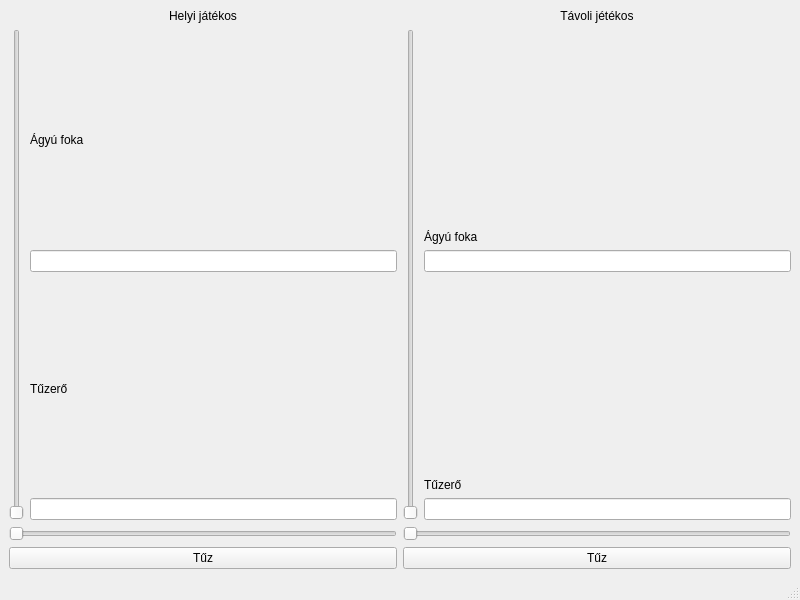
The window that src/pewpew-artillery/gamewindow.ui (Keki56/linuxHF) describes before a commit, drawn with Qt 5.
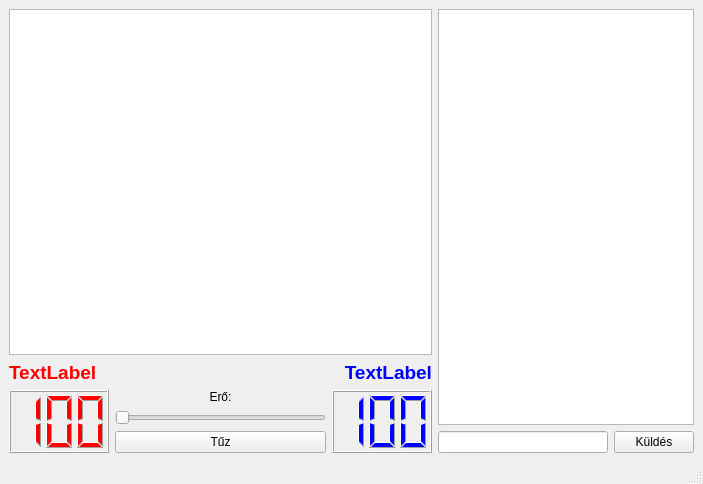
The same window after the commit.

```diff
--- a/src/pewpew-artillery/gamewindow.ui
+++ b/src/pewpew-artillery/gamewindow.ui
@@ -6,154 +6,329 @@
    <rect>
     <x>0</x>
     <y>0</y>
-    <width>800</width>
-    <height>600</height>
+    <width>703</width>
+    <height>484</height>
    </rect>
   </property>
   <property name="windowTitle">
    <string>MainWindow</string>
   </property>
   <widget class="QWidget" name="centralwidget">
-   <layout class="QHBoxLayout" name="horizontalLayout">
+   <layout class="QHBoxLayout" name="horizontalLayout_3" stretch="1,0">
     <item>
-     <layout class="QVBoxLayout" name="localPlayerPanel">
+     <layout class="QVBoxLayout" name="gamePanel">
       <item>
-       <widget class="QLabel" name="label">
-        <property name="text">
-         <string>Helyi játékos</string>
+       <widget class="QGraphicsView" name="gameView">
+        <property name="verticalScrollBarPolicy">
+         <enum>Qt::ScrollBarAlwaysOff</enum>
         </property>
-        <property name="alignment">
-         <set>Qt::AlignCenter</set>
+        <property name="horizontalScrollBarPolicy">
+         <enum>Qt::ScrollBarAlwaysOff</enum>
+        </property>
+        <property name="interactive">
+         <bool>false</bool>
         </property>
        </widget>
       </item>
       <item>
        <layout class="QHBoxLayout" name="horizontalLayout_2">
         <item>
-         <widget class="QSlider" name="localAngleSlider">
-          <property name="value">
-           <number>0</number>
+         <widget class="QLabel" name="leftPlayerLabel">
+          <property name="palette">
+           <palette>
+            <active>
+             <colorrole role="WindowText">
+              <brush brushstyle="SolidPattern">
+               <color alpha="255">
+                <red>255</red>
+                <green>0</green>
+                <blue>0</blue>
+               </color>
+              </brush>
+             </colorrole>
+            </active>
+            <inactive>
+             <colorrole role="WindowText">
+              <brush brushstyle="SolidPattern">
+               <color alpha="255">
+                <red>255</red>
+                <green>0</green>
+                <blue>0</blue>
+               </color>
+              </brush>
+             </colorrole>
+            </inactive>
+            <disabled>
+             <colorrole role="WindowText">
+              <brush brushstyle="SolidPattern">
+               <color alpha="255">
+                <red>120</red>
+                <green>120</green>
+                <blue>120</blue>
+               </color>
+              </brush>
+             </colorrole>
+            </disabled>
+           </palette>
           </property>
-          <property name="orientation">
-           <enum>Qt::Vertical</enum>
+          <property name="font">
+           <font>
+            <pointsize>14</pointsize>
+            <weight>75</weight>
+            <bold>true</bold>
+           </font>
           </property>
+          <property name="text">
+           <string>TextLabel</string>
+          </property>
          </widget>
         </item>
         <item>
-         <layout class="QVBoxLayout" name="verticalLayout">
-          <item alignment="Qt::AlignBottom">
-           <widget class="QLabel" name="label_3">
+         <widget class="QLabel" name="rightPlayerLabel">
+          <property name="palette">
+           <palette>
+            <active>
+             <colorrole role="WindowText">
+              <brush brushstyle="SolidPattern">
+               <color alpha="255">
+                <red>0</red>
+                <green>0</green>
+                <blue>255</blue>
+               </color>
+              </brush>
+             </colorrole>
+            </active>
+            <inactive>
+             <colorrole role="WindowText">
+              <brush brushstyle="SolidPattern">
+               <color alpha="255">
+                <red>0</red>
+                <green>0</green>
+                <blue>255</blue>
+               </color>
+              </brush>
+             </colorrole>
+            </inactive>
+            <disabled>
+             <colorrole role="WindowText">
+              <brush brushstyle="SolidPattern">
+               <color alpha="255">
+                <red>120</red>
+                <green>120</green>
+                <blue>120</blue>
+               </color>
+              </brush>
+             </colorrole>
+            </disabled>
+           </palette>
+          </property>
+          <property name="font">
+           <font>
+            <pointsize>14</pointsize>
+            <weight>75</weight>
+            <bold>true</bold>
+           </font>
+          </property>
+          <property name="text">
+           <string>TextLabel</string>
+          </property>
+          <property name="alignment">
+           <set>Qt::AlignRight|Qt::AlignTrailing|Qt::AlignVCenter</set>
+          </property>
+         </widget>
+        </item>
+       </layout>
+      </item>
+      <item>
+       <layout class="QHBoxLayout" name="gameBottomPanel">
+        <item>
+         <widget class="QLCDNumber" name="leftHPIndicator">
+          <property name="minimumSize">
+           <size>
+            <width>100</width>
+            <height>0</height>
+           </size>
+          </property>
+          <property name="palette">
+           <palette>
+            <active>
+             <colorrole role="WindowText">
+              <brush brushstyle="SolidPattern">
+               <color alpha="255">
+                <red>255</red>
+                <green>0</green>
+                <blue>0</blue>
+               </color>
+              </brush>
+             </colorrole>
+            </active>
+            <inactive>
+             <colorrole role="WindowText">
+              <brush brushstyle="SolidPattern">
+               <color alpha="255">
+                <red>255</red>
+                <green>0</green>
+                <blue>0</blue>
+               </color>
+              </brush>
+             </colorrole>
+            </inactive>
+            <disabled>
+             <colorrole role="WindowText">
+              <brush brushstyle="SolidPattern">
+               <color alpha="255">
+                <red>120</red>
+                <green>120</green>
+                <blue>120</blue>
+               </color>
+              </brush>
+             </colorrole>
+            </disabled>
+           </palette>
+          </property>
+          <property name="digitCount">
+           <number>3</number>
+          </property>
+          <property name="mode">
+           <enum>QLCDNumber::Dec</enum>
+          </property>
+          <property name="intValue" stdset="0">
+           <number>100</number>
+          </property>
+         </widget>
+        </item>
+        <item>
+         <layout class="QVBoxLayout" name="gameControlsPanel">
+          <item>
+           <widget class="QLabel" name="label">
+            <property name="text">
+             <string>Erő:</string>
+            </property>
+            <property name="alignment">
+             <set>Qt::AlignCenter</set>
+            </property>
+           </widget>
+          </item>
+          <item>
+           <widget class="QSlider" name="powerSlider">
+            <property name="orientation">
+             <enum>Qt::Horizontal</enum>
+            </property>
+           </widget>
+          </item>
+          <item>
+           <widget class="QPushButton" name="fireButton">
             <property name="sizePolicy">
-             <sizepolicy hsizetype="Preferred" vsizetype="Minimum">
+             <sizepolicy hsizetype="Minimum" vsizetype="Minimum">
               <horstretch>0</horstretch>
               <verstretch>0</verstretch>
              </sizepolicy>
             </property>
             <property name="text">
-             <string>Ágyú foka</string>
+             <string>Tűz</string>
             </property>
-            <property name="alignment">
-             <set>Qt::AlignLeading|Qt::AlignLeft|Qt::AlignVCenter</set>
-            </property>
            </widget>
           </item>
-          <item alignment="Qt::AlignBottom">
-           <widget class="QLineEdit" name="lineEdit_2"/>
-          </item>
-          <item alignment="Qt::AlignBottom">
-           <widget class="QLabel" name="label_4">
-            <property name="text">
-             <string>Tűzerő</string>
-            </property>
-           </widget>
-          </item>
-          <item alignment="Qt::AlignBottom">
-           <widget class="QLineEdit" name="lineEdit"/>
-          </item>
          </layout>
         </item>
+        <item>
+         <widget class="QLCDNumber" name="rightHPIndicator">
+          <property name="minimumSize">
+           <size>
+            <width>100</width>
+            <height>0</height>
+           </size>
+          </property>
+          <property name="palette">
+           <palette>
+            <active>
+             <colorrole role="WindowText">
+              <brush brushstyle="SolidPattern">
+               <color alpha="255">
+                <red>0</red>
+                <green>0</green>
+                <blue>255</blue>
+               </color>
+              </brush>
+             </colorrole>
+            </active>
+            <inactive>
+             <colorrole role="WindowText">
+              <brush brushstyle="SolidPattern">
+               <color alpha="255">
+                <red>0</red>
+                <green>0</green>
+                <blue>255</blue>
+               </color>
+              </brush>
+             </colorrole>
+            </inactive>
+            <disabled>
+             <colorrole role="WindowText">
+              <brush brushstyle="SolidPattern">
+               <color alpha="255">
+                <red>120</red>
+                <green>120</green>
+                <blue>120</blue>
+               </color>
+              </brush>
+             </colorrole>
+            </disabled>
+           </palette>
+          </property>
+          <property name="digitCount">
+           <number>3</number>
+          </property>
+          <property name="mode">
+           <enum>QLCDNumber::Dec</enum>
+          </property>
+          <property name="intValue" stdset="0">
+           <number>100</number>
+          </property>
+         </widget>
+        </item>
        </layout>
       </item>
-      <item>
-       <widget class="QSlider" name="localPowerSlider">
-        <property name="maximum">
-         <number>999</number>
-        </property>
-        <property name="orientation">
-         <enum>Qt::Horizontal</enum>
-        </property>
-       </widget>
-      </item>
-      <item>
-       <widget class="QPushButton" name="localFireButton">
-        <property name="text">
-         <string>Tűz</string>
-        </property>
-       </widget>
-      </item>
      </layout>
     </item>
     <item>
-     <layout class="QVBoxLayout" name="remotePlayerPanel">
+     <layout class="QVBoxLayout" name="chatPanel">
       <item>
-       <widget class="QLabel" name="label_2">
-        <property name="text">
-         <string>Távoli jétékos</string>
+       <widget class="QPlainTextEdit" name="chatBox">
+        <property name="sizePolicy">
+         <sizepolicy hsizetype="Fixed" vsizetype="Expanding">
+          <horstretch>0</horstretch>
+          <verstretch>0</verstretch>
+         </sizepolicy>
         </property>
-        <property name="alignment">
-         <set>Qt::AlignCenter</set>
+        <property name="minimumSize">
+         <size>
+          <width>200</width>
+          <height>0</height>
+         </size>
         </property>
        </widget>
       </item>
       <item>
-       <layout class="QHBoxLayout" name="horizontalLayout_3">
+       <layout class="QHBoxLayout" name="chatBottomPanel">
         <item>
-         <widget class="QSlider" name="remoteAndleSlider">
-          <property name="orientation">
-           <enum>Qt::Vertical</enum>
+         <widget class="QLineEdit" name="chatInputBox"/>
+        </item>
+        <item>
+         <widget class="QPushButton" name="sendButton">
+          <property name="sizePolicy">
+           <sizepolicy hsizetype="Fixed" vsizetype="Fixed">
+            <horstretch>0</horstretch>
+            <verstretch>0</verstretch>
+           </sizepolicy>
+          </property>
+          <property name="text">
+           <string>Küldés</string>
           </property>
          </widget>
         </item>
-        <item>
-         <layout class="QVBoxLayout" name="verticalLayout_2">
-          <item alignment="Qt::AlignBottom">
-           <widget class="QLabel" name="label_6">
-            <property name="text">
-             <string>Ágyú foka</string>
-            </property>
-           </widget>
-          </item>
-          <item>
-           <widget class="QLineEdit" name="lineEdit_3"/>
-          </item>
-          <item alignment="Qt::AlignBottom">
-           <widget class="QLabel" name="label_7">
-            <property name="text">
-             <string>Tűzerő</string>
-            </property>
-           </widget>
-          </item>
-          <item>
-           <widget class="QLineEdit" name="lineEdit_4"/>
-          </item>
-         </layout>
-        </item>
        </layout>
       </item>
-      <item>
-       <widget class="QSlider" name="remotePowerSlider">
-        <property name="orientation">
-         <enum>Qt::Horizontal</enum>
-        </property>
-       </widget>
-      </item>
-      <item>
-       <widget class="QPushButton" name="remoteFireButton">
-        <property name="text">
-         <string>Tűz</string>
-        </property>
-       </widget>
-      </item>
      </layout>
     </item>
    </layout>
```
Left out of the diff: 43 changed lines with no effect on the pictures.
